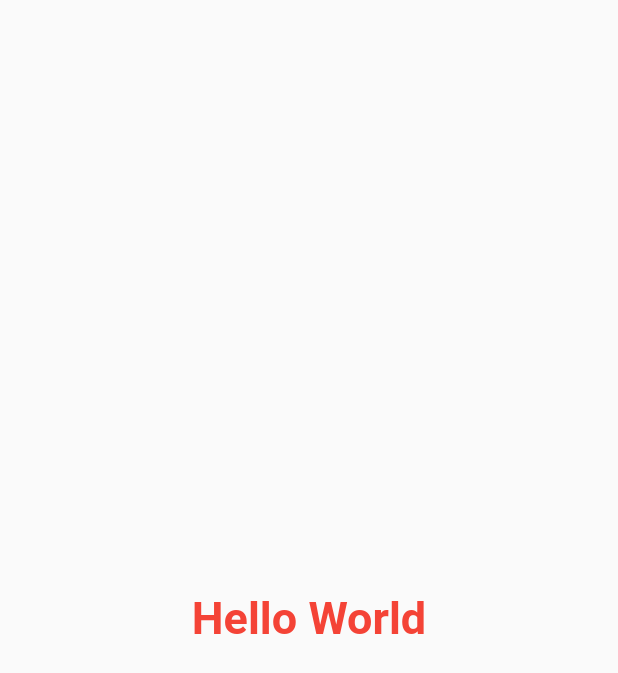
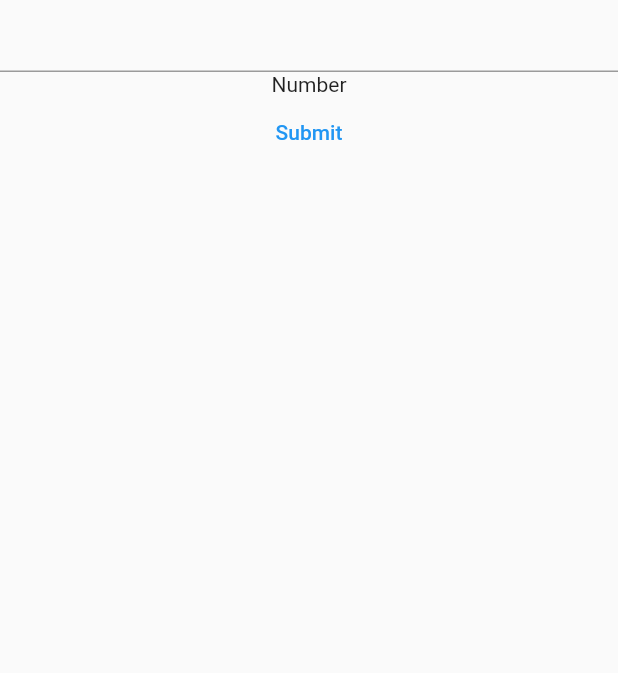
Before and after one commit to adhamniyozboyev/textfield_tutorial, a Flutter app: the screen it shows after launch, on a phone screen of 412 x 824 dp. Shown: the top 673 px of the screen. Run offline on Flutter 3.47's test engine with Material 2 defaults, Android fonts, the light colour scheme and no system bars.

Commit message:
text controller

```diff
--- a/lib/main.dart
+++ b/lib/main.dart
@@ -12,18 +12,20 @@ class MyText extends StatefulWidget {
 }
 
 class _MyTextState extends State<MyText> {
+  TextEditingController _controller = TextEditingController();
   @override
   Widget build(BuildContext context) {
     return MaterialApp(
       home: Scaffold(
         body: Center(
-          child: Text(
-            'Hello World',
-            style: TextStyle(
-              fontSize: 30,
-              color: Colors.red,
-              fontWeight: FontWeight.bold,
-            ),
+          child: Column(
+            children: [
+              TextField(
+                controller: _controller,
+              ),
+              Text('Number'),
+              TextButton(onPressed: () {}, child: Text('Submit'))
+            ],
           ),
         ),
       ),
```
